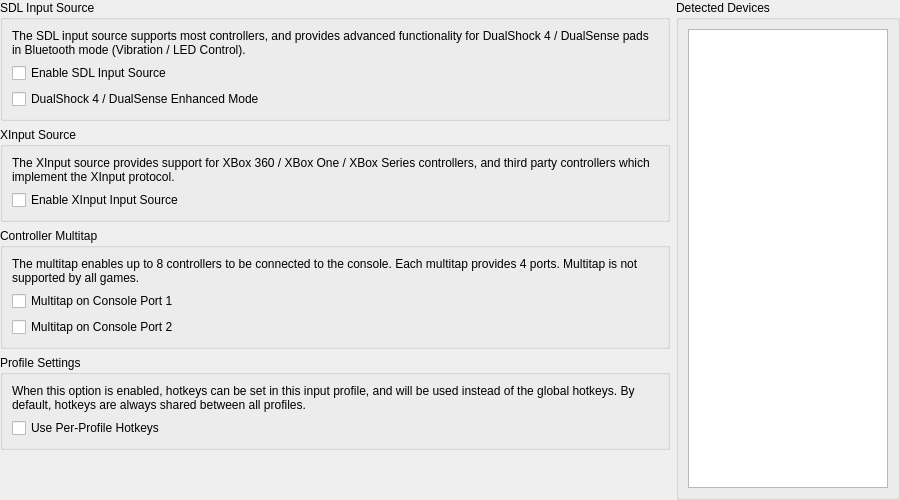
The window that pcsx2-qt/Settings/ControllerGlobalSettingsWidget.ui (PCSX2/pcsx2) describes before a commit, drawn with Qt 5.
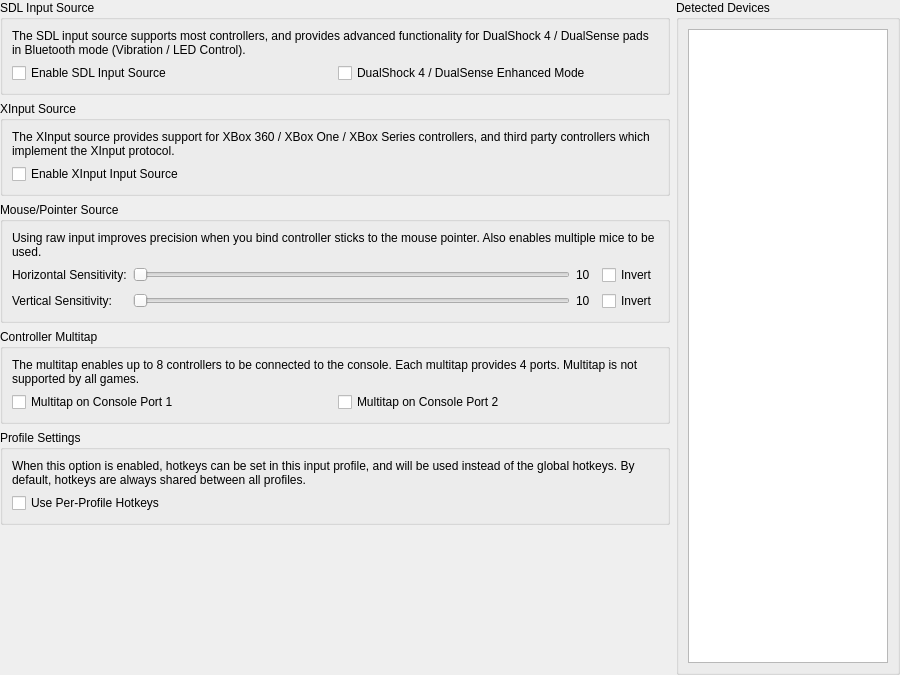
The same window after the commit.

Commit message:
Qt: Implement mouse->controller binding
Also implements forwarding mouse events to imgui.

Patch:
```diff
--- a/pcsx2-qt/Settings/ControllerGlobalSettingsWidget.ui
+++ b/pcsx2-qt/Settings/ControllerGlobalSettingsWidget.ui
@@ -7,7 +7,7 @@
     <x>0</x>
     <y>0</y>
     <width>900</width>
-    <height>500</height>
+    <height>675</height>
    </rect>
   </property>
   <property name="windowTitle">
@@ -42,20 +42,20 @@
         </property>
        </widget>
       </item>
-      <item row="2" column="0" colspan="2">
-       <widget class="QCheckBox" name="enableSDLEnhancedMode">
-        <property name="text">
-         <string>DualShock 4 / DualSense Enhanced Mode</string>
-        </property>
-       </widget>
-      </item>
-      <item row="1" column="0" colspan="2">
+      <item row="1" column="0">
        <widget class="QCheckBox" name="enableSDLSource">
         <property name="text">
          <string>Enable SDL Input Source</string>
         </property>
        </widget>
       </item>
+      <item row="1" column="1">
+       <widget class="QCheckBox" name="enableSDLEnhancedMode">
+        <property name="text">
+         <string>DualShock 4 / DualSense Enhanced Mode</string>
+        </property>
+       </widget>
+      </item>
      </layout>
     </widget>
    </item>
@@ -86,6 +86,141 @@
     </widget>
    </item>
    <item row="2" column="0">
+    <widget class="QGroupBox" name="groupBox_5">
+     <property name="title">
+      <string>Mouse/Pointer Source</string>
+     </property>
+     <layout class="QGridLayout" name="gridLayout_6">
+      <item row="2" column="1">
+       <widget class="QSlider" name="pointerYScale">
+        <property name="sizePolicy">
+         <sizepolicy hsizetype="Expanding" vsizetype="Fixed">
+          <horstretch>0</horstretch>
+          <verstretch>0</verstretch>
+         </sizepolicy>
+        </property>
+        <property name="minimumSize">
+         <size>
+          <width>150</width>
+          <height>0</height>
+         </size>
+        </property>
+        <property name="minimum">
+         <number>1</number>
+        </property>
+        <property name="maximum">
+         <number>30</number>
+        </property>
+        <property name="orientation">
+         <enum>Qt::Horizontal</enum>
+        </property>
+       </widget>
+      </item>
+      <item row="0" column="0" colspan="4">
+       <widget class="QLabel" name="label_7">
+        <property name="text">
+         <string>Using raw input improves precision when you bind controller sticks to the mouse pointer. Also enables multiple mice to be used.</string>
+        </property>
+        <property name="wordWrap">
+         <bool>true</bool>
+        </property>
+       </widget>
+      </item>
+      <item row="2" column="3">
+       <widget class="QCheckBox" name="pointerYInvert">
+        <property name="text">
+         <string>Invert</string>
+        </property>
+       </widget>
+      </item>
+      <item row="1" column="2">
+       <widget class="QLabel" name="pointerXScaleLabel">
+        <property name="sizePolicy">
+         <sizepolicy hsizetype="Minimum" vsizetype="Preferred">
+          <horstretch>0</horstretch>
+          <verstretch>0</verstretch>
+         </sizepolicy>
+        </property>
+        <property name="minimumSize">
+         <size>
+          <width>20</width>
+          <height>0</height>
+         </size>
+        </property>
+        <property name="text">
+         <string>10</string>
+        </property>
+       </widget>
+      </item>
+      <item row="1" column="3">
+       <widget class="QCheckBox" name="pointerXInvert">
+        <property name="text">
+         <string>Invert</string>
+        </property>
+       </widget>
+      </item>
+      <item row="2" column="0">
+       <widget class="QLabel" name="label_6">
+        <property name="text">
+         <string>Vertical Sensitivity:</string>
+        </property>
+       </widget>
+      </item>
+      <item row="1" column="1">
+       <widget class="QSlider" name="pointerXScale">
+        <property name="sizePolicy">
+         <sizepolicy hsizetype="Expanding" vsizetype="Fixed">
+          <horstretch>0</horstretch>
+          <verstretch>0</verstretch>
+         </sizepolicy>
+        </property>
+        <property name="minimumSize">
+         <size>
+          <width>150</width>
+          <height>0</height>
+         </size>
+        </property>
+        <property name="minimum">
+         <number>1</number>
+        </property>
+        <property name="maximum">
+         <number>30</number>
+        </property>
+        <property name="orientation">
+         <enum>Qt::Horizontal</enum>
+        </property>
+       </widget>
+      </item>
+      <item row="2" column="2">
+       <widget class="QLabel" name="pointerYScaleLabel">
+        <property name="sizePolicy">
+         <sizepolicy hsizetype="Minimum" vsizetype="Preferred">
+          <horstretch>0</horstretch>
+          <verstretch>0</verstretch>
+         </sizepolicy>
+        </property>
+        <property name="minimumSize">
+         <size>
+          <width>20</width>
+          <height>0</height>
+         </size>
+        </property>
+        <property name="text">
+         <string>10</string>
+        </property>
+       </widget>
+      </item>
+      <item row="1" column="0">
+       <widget class="QLabel" name="label_5">
+        <property name="text">
+         <string>Horizontal Sensitivity:</string>
+        </property>
+       </widget>
+      </item>
+     </layout>
+    </widget>
+   </item>
+   <item row="3" column="0">
     <widget class="QGroupBox" name="groupBox_4">
      <property name="title">
       <string>Controller Multitap</string>
@@ -101,14 +236,14 @@
         </property>
        </widget>
       </item>
-      <item row="1" column="0" colspan="2">
+      <item row="1" column="0">
        <widget class="QCheckBox" name="multitapPort1">
         <property name="text">
          <string>Multitap on Console Port 1</string>
         </property>
        </widget>
       </item>
-      <item row="2" column="0" colspan="2">
+      <item row="1" column="1">
        <widget class="QCheckBox" name="multitapPort2">
         <property name="text">
          <string>Multitap on Console Port 2</string>
@@ -118,7 +253,7 @@
      </layout>
     </widget>
    </item>
-   <item row="3" column="0">
+   <item row="4" column="0">
     <widget class="QGroupBox" name="profileSettings">
      <property name="title">
       <string>Profile Settings</string>
@@ -144,7 +279,7 @@
      </layout>
     </widget>
    </item>
-   <item row="4" column="0">
+   <item row="5" column="0">
     <spacer name="verticalSpacer">
      <property name="orientation">
       <enum>Qt::Vertical</enum>
@@ -157,7 +292,7 @@
      </property>
     </spacer>
    </item>
-   <item row="0" column="1" rowspan="5">
+   <item row="0" column="1" rowspan="6">
     <widget class="QGroupBox" name="groupBox_3">
      <property name="title">
       <string>Detected Devices</string>
```
The commit also changes 22 other files.
